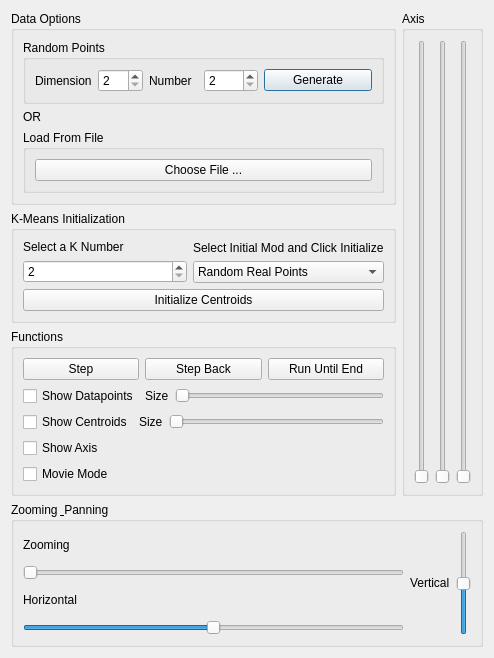
Before: the Qt Designer form ControlPanel.ui in Linquan25/Interactive-Kmeans, drawn with Qt 5.
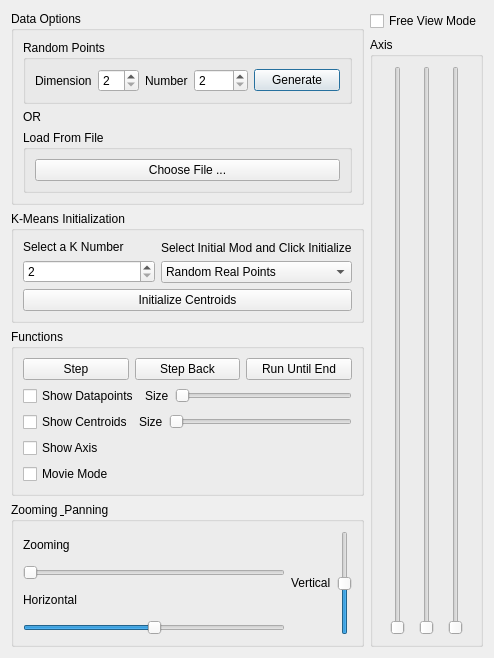
After: the same form once the commit is applied.

```diff
--- a/ControlPanel.ui
+++ b/ControlPanel.ui
@@ -111,7 +111,16 @@
      </layout>
     </widget>
    </item>
-   <item row="0" column="1" rowspan="3">
+   <item row="0" column="1" rowspan="4">
+    <layout class="QVBoxLayout" name="verticalLayout_8">
+     <item>
+      <widget class="QCheckBox" name="freeViewCheckBox">
+       <property name="text">
+        <string>Free View Mode</string>
+       </property>
+      </widget>
+     </item>
+     <item>
     <widget class="QGroupBox" name="groupBox_3">
      <property name="title">
       <string>Axis</string>
@@ -141,6 +150,8 @@
      </layout>
     </widget>
    </item>
+    </layout>
+   </item>
    <item row="1" column="0">
     <widget class="QGroupBox" name="groupBox_2">
      <property name="title">
@@ -313,7 +324,7 @@
      </layout>
     </widget>
    </item>
-   <item row="3" column="0" colspan="2">
+   <item row="3" column="0">
     <widget class="QGroupBox" name="groupBox_7">
      <property name="title">
       <string>Zooming &amp; Panning</string>
```
Lines whose indentation alone changed are shown as unchanged.
